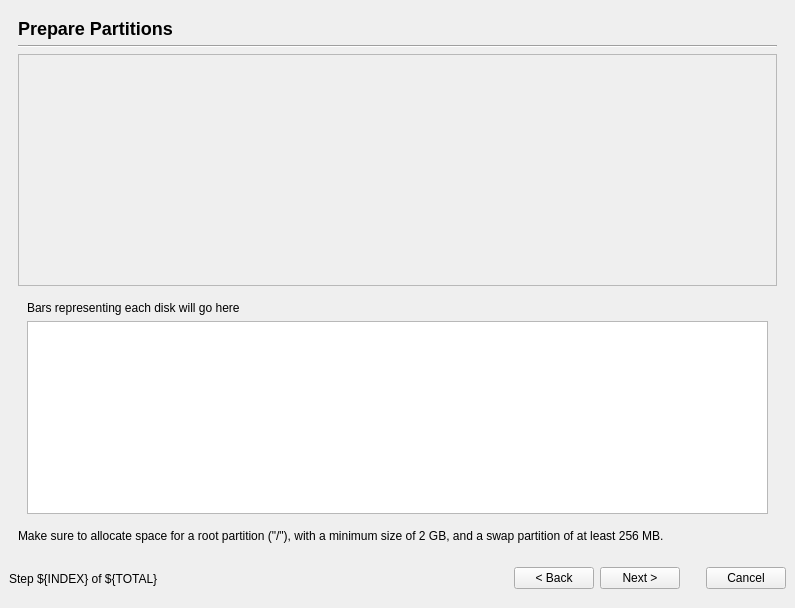
chenhan1218/ubiquity, file ubiquity/frontend/liveinstaller.ui: the form before one commit.
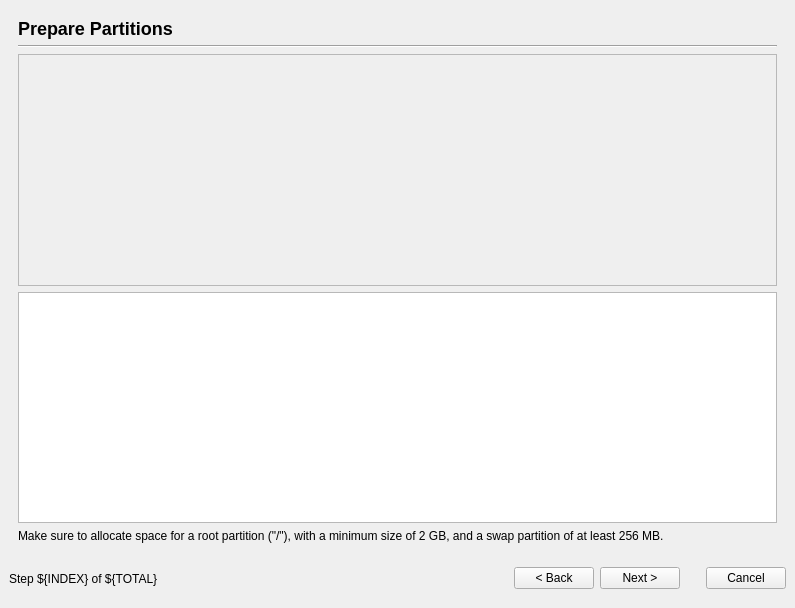
The form after the commit. The open tabs and pages were chosen to show the change. Icons and pictures are not drawn.

Commit message: remove disk bar placeholder from KDE frontend too

Diff of the .ui file:
```diff
--- a/ubiquity/frontend/liveinstaller.ui
+++ b/ubiquity/frontend/liveinstaller.ui
@@ -750,22 +750,6 @@
         </widget>
        </item>
        <item row="3" column="0" >
-        <widget class="QWidget" native="1" name="part_advanced_vpaned" >
-         <layout class="QGridLayout" >
-          <property name="margin" >
-           <number>9</number>
-          </property>
-          <property name="spacing" >
-           <number>6</number>
-          </property>
-          <item row="0" column="0" >
-           <widget class="QLabel" name="label" >
-            <property name="text" >
-             <string>Bars representing each disk will go here</string>
-            </property>
-           </widget>
-          </item>
-          <item row="2" column="0" >
            <widget class="QTreeView" name="partition_list_treeview" >
             <property name="contextMenuPolicy" >
              <enum>Qt::CustomContextMenu</enum>
@@ -776,9 +760,6 @@
             <property name="rootIsDecorated" >
              <bool>false</bool>
             </property>
-           </widget>
-          </item>
-         </layout>
         </widget>
        </item>
        <item row="4" column="0" >
```
Lines whose indentation alone changed are shown as unchanged. The commit also changes 2 other files.
